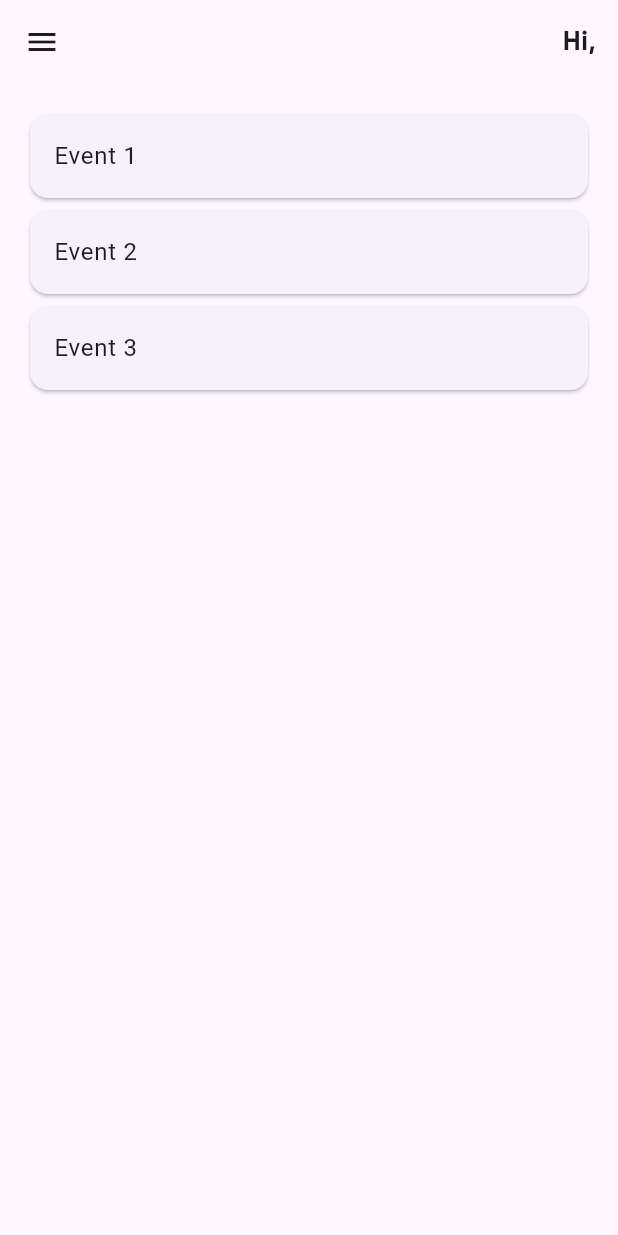
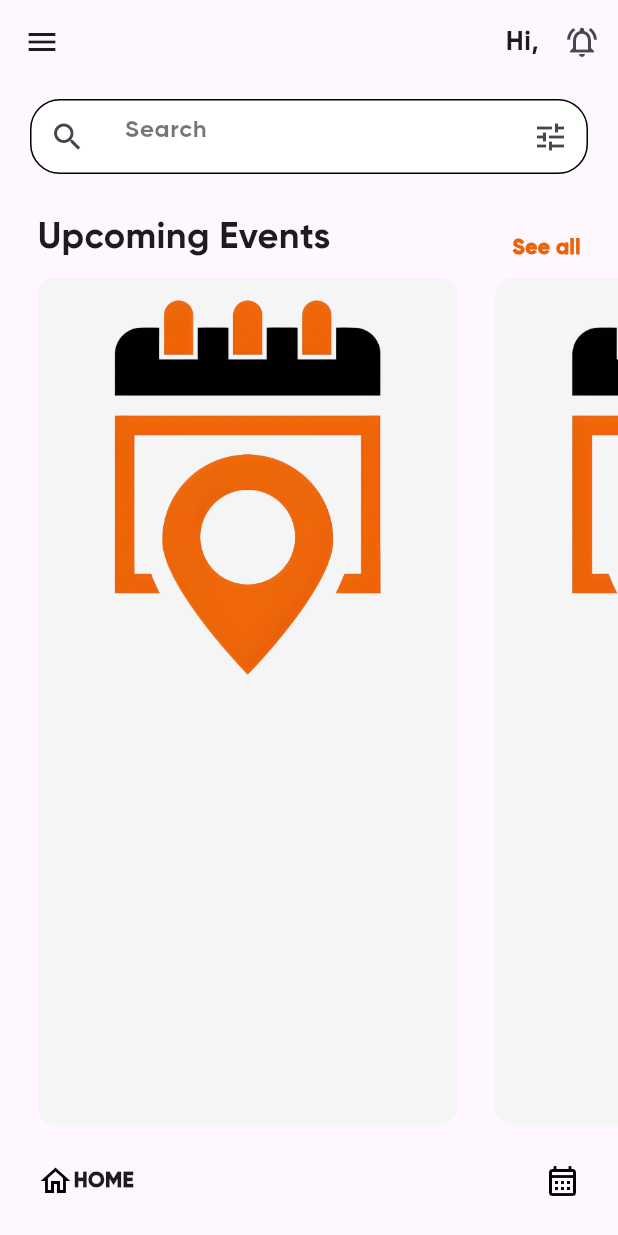
Before and after one commit to SalehShalab87/eventro, a Flutter app: the HomePage screen opened directly, on a phone screen of 412 x 824 dp. Run offline on Flutter 3.47's test engine with Material 3 defaults, Android fonts, the phone set to English and light mode, and no system bars; drawn by our look-alikes of google_nav_bar; our stand-ins replace firebase_auth, firebase_core, google_fonts, google_sign_in, shared_preferences, smooth_page_indicator; missing offline and left inert: flutter_facebook_auth; accounts and stored records are empty; network calls fail.

Commit message:
boring day trying to fill the home page :(

```diff
--- a/flutter_launcher_icons.yaml
+++ b/flutter_launcher_icons.yaml
@@ -4,17 +4,17 @@ dev_dependencies:
 flutter_launcher_icons:
   android: "launcher_icon"
   ios: true
-  image_path: "images/logo.png"
+  image_path: "images/slogo.png"
   min_sdk_android: 21 # android min sdk min:16, default 21
   web:
     generate: true
-    image_path: "images/logo.png"
+    image_path: "images/slogo.png"
     background_color: "#hexcode"
     theme_color: "#hexcode"
   windows:
     generate: true
-    image_path: "images/logo.png"
+    image_path: "images/slogo.png"
     icon_size: 48 # min:48, max:256, default: 48
   macos:
     generate: true
-    image_path: "images/logo.png"
+    image_path: "images/slogo.png"
--- /dev/null
+++ b/lib/components/event_deatails.dart
@@ -0,0 +1,10 @@
+import 'package:flutter/material.dart';
+
+class Event {
+  final String name;
+  final String imagePath;
+  final String description;
+  final String price;
+
+  Event(this.name, this.imagePath, this.description, {required this.price});
+}
--- /dev/null
+++ b/lib/components/event_tile.dart
@@ -0,0 +1,30 @@
+import 'package:eventro/components/event_deatails.dart';
+import 'package:flutter/material.dart';
+
+class EventTile extends StatelessWidget {
+  EventTile({super.key, required this.event});
+  Event event;
+  @override
+  Widget build(BuildContext context) {
+    return Container(
+      margin: EdgeInsets.only(left: 25),
+      width: 280,
+      decoration: BoxDecoration(
+        color: Colors.grey[100],
+        borderRadius: BorderRadius.circular(12),
+      ),
+      child: Column(
+        children: [
+          //event image
+          Image.asset(event.imagePath),
+
+          //description
+
+          //price + details
+
+          //button to book
+        ],
+      ),
+    );
+  }
+}
--- a/lib/components/my_textfield.dart
+++ b/lib/components/my_textfield.dart
@@ -31,9 +31,8 @@ class MyNmaeTextField extends StatelessWidget {
         cursorColor: const Color(0xffEC6408),
         decoration: InputDecoration(
           hintText: hintText,
-          hintStyle: const TextStyle(color:Colors.black54),
+          hintStyle: const TextStyle(color: Colors.black54),
           border: InputBorder.none,
-
         ),
       ),
     );
@@ -73,7 +72,7 @@ class MyEmailTextField extends StatelessWidget {
         obscureText: obscuretext,
         decoration: InputDecoration(
           hintText: hintText,
-          hintStyle: const TextStyle(color:Colors.black54),
+          hintStyle: const TextStyle(color: Colors.black54),
           border: InputBorder.none,
         ),
       ),
@@ -152,10 +151,55 @@ class MyConfirmPasswordTextField extends StatelessWidget {
         obscureText: obscuretext,
         decoration: InputDecoration(
           hintText: hinttext,
-          hintStyle: const TextStyle(color:Colors.black54),
+          hintStyle: const TextStyle(color: Colors.black54),
           border: InputBorder.none,
         ),
       ),
     );
   }
 }
+
+//sarch text field textfield
+class MySearchTextField extends StatelessWidget {
+  final TextEditingController controller;
+  final String hintText;
+  final bool obscureText;
+
+  const MySearchTextField({
+    super.key,
+    required this.controller,
+    required this.hintText,
+    this.obscureText = false,
+  });
+
+  @override
+  Widget build(BuildContext context) {
+    return Container(
+      margin: const EdgeInsets.symmetric(vertical: 10, horizontal: 20),
+      padding: const EdgeInsets.symmetric(horizontal: 10),
+      decoration: BoxDecoration(
+        color: Colors.white,
+        borderRadius: BorderRadius.circular(20),
+        border: Border.all(color: Colors.black),
+      ),
+      child: TextField(
+        controller: controller,
+        obscureText: obscureText,
+        cursorColor: const Color(0xffEC6408),
+        decoration: InputDecoration(
+          suffixIcon: const Padding(
+            padding: EdgeInsets.only(left: 20),
+            child: Icon(Icons.tune),
+          ),
+          prefixIcon: const Padding(
+            padding: EdgeInsets.only(right: 20),
+            child: Icon(Icons.search),
+          ),
+          hintText: hintText,
+          hintStyle: const TextStyle(color: Colors.black54),
+          border: InputBorder.none,
+        ),
+      ),
+    );
+  }
+}
--- /dev/null
+++ b/lib/components/nav_bar.dart
@@ -0,0 +1,24 @@
+import 'package:flutter/material.dart';
+import 'package:google_nav_bar/google_nav_bar.dart';
+
+class MyNavBar extends StatelessWidget {
+  const MyNavBar({super.key});
+
+  @override
+  Widget build(BuildContext context) {
+    return Container(
+      child: const GNav(
+        tabs: [
+          GButton(
+            icon: Icons.home_outlined,
+            text: 'HOME',
+          ),
+          GButton(
+            icon: Icons.calendar_month_outlined,
+            text: 'EVENTS',
+          ),
+        ],
+      ),
+    );
+  }
+}
--- a/lib/main.dart
+++ b/lib/main.dart
@@ -40,6 +40,8 @@ class Eventro extends StatelessWidget {
   @override
   Widget build(BuildContext context) {
     return MaterialApp(
+      //them data for the application
+      theme: ThemeData(fontFamily: 'Gilroy'),
       debugShowCheckedModeBanner: false,
       // Set the initial route based on whether the user has seen the onboarding screen
       initialRoute: initScreen == 0 || initScreen == null ? 'onboard' : '/home',
--- a/lib/pages/forget_password_page.dart
+++ b/lib/pages/forget_password_page.dart
@@ -39,12 +39,15 @@ class _ForgetMyPasswordPageState extends State<ForgetMyPasswordPage> {
     try {
       await FirebaseAuth.instance
           .sendPasswordResetEmail(email: EmailController.text.trim());
-               Navigator.pop(context);
+      Navigator.pop(context);
       showDialog(
           context: context,
           builder: (context) {
             return AlertDialog(
-              content: const Text('The password link sent! check your email'),
+              content: const Text(
+                'The password link sent! check your email',
+                style: TextStyle(fontFamily: 'Gilroy'),
+              ),
               actions: [
                 MyButton(onTap: () => Navigator.pop(context), text: 'OK')
               ],
--- a/lib/pages/home_page.dart
+++ b/lib/pages/home_page.dart
@@ -1,7 +1,12 @@
+import 'package:eventro/components/event_deatails.dart';
+import 'package:eventro/components/event_tile.dart';
+import 'package:eventro/components/my_textfield.dart';
+import 'package:eventro/components/nav_bar.dart';
+import 'package:flutter/material.dart';
 import 'package:eventro/components/drawer.dart';
+import 'package:eventro/pages/NotificationPage.dart';
 import 'package:eventro/pages/favorite_page.dart';
 import 'package:eventro/pages/profile_page.dart';
-import 'package:flutter/material.dart';
 import 'package:eventro/services/auth_service.dart';
 import 'package:firebase_auth/firebase_auth.dart';
 
@@ -13,6 +18,8 @@ class HomePage extends StatefulWidget {
 }
 
 class _HomePageState extends State<HomePage> {
+  // search text controller
+  final searchController = TextEditingController();
   late User? _user; // User object to store the current user
 
   @override
@@ -27,30 +34,38 @@ class _HomePageState extends State<HomePage> {
     signOutFromFirebase(context);
   }
 
-  // navigate to the user profile
+  // Navigate to the user profile
   void goToUserProfile() {
-    //pop the drawer
+    // Pop the drawer
     Navigator.pop(context);
-    //go to profile page
+    // Go to profile page
     Navigator.push(
       context,
       MaterialPageRoute(builder: (context) => const ProfilePage()),
     );
   }
 
-  //navigate to the favorite page
+  // Navigate to the favorite page
   void goToFavoritePage() {
-    //pop the drawer
+    // Pop the drawer
     Navigator.pop(context);
-    //go to profile page
+    // Go to favorite page
     Navigator.push(
       context,
       MaterialPageRoute(builder: (context) => const FavoritePage()),
     );
   }
 
-  // Dummy data for events (replace this with your actual data)
-  List<String> events = ['Event 1', 'Event 2', 'Event 3'];
+  // Navigate to the notification page
+  void goToNotificationPage() {
+    // Pop the drawer
+    Navigator.pop(context);
+    // Go to notification page
+    Navigator.push(
+      context,
+      MaterialPageRoute(builder: (context) => const NotificationPage()),
+    );
+  }
 
   @override
   Widget build(BuildContext context) {
@@ -61,31 +76,66 @@ class _HomePageState extends State<HomePage> {
         onFavoriteTap: goToFavoritePage,
       ),
       appBar: AppBar(
+        elevation: 0.0,
         actions: [
           if (_user != null)
-            Padding(
-              padding: const EdgeInsets.all(10.0),
-              child: Text(
-                'Hi, ${_user!.displayName ?? ''}',
-                style: const TextStyle(fontFamily: 'Gilroy', fontSize: 18),
-              ),
+            Text(
+              'Hi, ${_user!.displayName ?? ''}',
+              style: const TextStyle(fontFamily: 'Gilroy', fontSize: 18),
             ),
+          IconButton(
+            onPressed: goToNotificationPage,
+            icon: const Icon(Icons.notifications_active_outlined),
+          ),
         ],
       ),
-      body: Container(
-        padding: const EdgeInsets.all(16.0),
-        child: ListView.builder(
-          itemCount: events.length,
-          itemBuilder: (context, index) {
-            return Card(
-              child: ListTile(
-                title: Text(events[index]),
-                // Add more details or buttons as needed
-              ),
-            );
-          },
-        ),
+      body: Column(
+        children: [
+          //search bar
+          MySearchTextField(controller: searchController, hintText: 'Search'),
+
+          const SizedBox(
+            height: 15,
+          ),
+
+          //upcoming events
+          const Padding(
+            padding: EdgeInsets.symmetric(horizontal: 25.0),
+            child: Row(
+              mainAxisAlignment: MainAxisAlignment.spaceBetween,
+              crossAxisAlignment: CrossAxisAlignment.end,
+              children: [
+                Text(
+                  'Upcoming Events',
+                  style: TextStyle(fontSize: 24),
+                ),
+                Text(
+                  'See all',
+                  style: TextStyle(
+                      color: Color(0xffEC6408), fontWeight: FontWeight.bold),
+                ),
+              ],
+            ),
+          ),
+          const SizedBox(
+            height: 10,
+          ),
+          Expanded(
+              child: ListView.builder(
+                  scrollDirection: Axis.horizontal,
+                  itemCount: 5,
+                  itemBuilder: (context, index) {
+                    Event event = Event(
+                        'Event 1', 'images/slogo.png', 'cool event',
+                        price: 'Free');
+                    return EventTile(
+                      event: event,
+                    );
+                  }))
+          // hot picks
+        ],
       ),
+      bottomNavigationBar: MyNavBar(),
     );
   }
 }
--- a/lib/pages/login_page.dart
+++ b/lib/pages/login_page.dart
@@ -88,11 +88,18 @@ class _LoginPageState extends State<LoginPage> {
             child: Column(
               mainAxisAlignment: MainAxisAlignment.center,
               children: [
+                const SizedBox(
+                  height: 20,
+                ),
                 //logo
                 Image.asset(
                   'images/slogo.png',
-                  height: 170,
-                  width: 170,
+                  height: 150,
+                  width: 150,
+                ),
+
+                const SizedBox(
+                  height: 30,
                 ),
 
                 //Sign in text
--- a/lib/pages/profile_page.dart
+++ b/lib/pages/profile_page.dart
@@ -12,10 +12,7 @@ class _ProfilePageState extends State<ProfilePage> {
   Widget build(BuildContext context) {
     return Scaffold(
       appBar: AppBar(
-        title: const Text(
-          'Profile Page',
-          style: TextStyle(fontFamily: 'Gilroy'),
-        ),
+        title: const Text('Profile Page'),
       ),
     );
   }
--- a/lib/pages/register_page.dart
+++ b/lib/pages/register_page.dart
@@ -131,11 +131,14 @@ class _RegisterPageState extends State<RegitserPage> {
             child: Column(
               mainAxisAlignment: MainAxisAlignment.center,
               children: [
+                const SizedBox(
+                  height: 10,
+                ),
                 // Logo
                 Image.asset(
                   'images/slogo.png',
-                  height: 170,
-                  width: 170,
+                  height: 150,
+                  width: 150,
                 ),
 
                 // Sign Up text
--- a/pubspec.yaml
+++ b/pubspec.yaml
@@ -48,6 +48,8 @@ dependencies:
   firebase_storage: ^11.5.5
   image_picker: 1.0.4
   uuid: ^4.2.1
+  flutter_svg: ^2.0.9
+  google_nav_bar: ^5.0.6
 
 dev_dependencies:
   flutter_test:
```
Also changed, not shown: images/logo.png, images/slogo.png, pubspec.lock, 39 other files.
